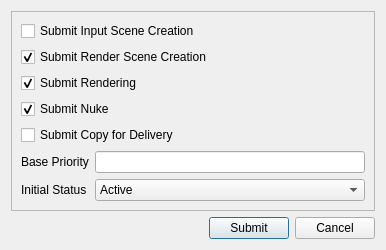
The window that plugins/RenderingPipelinePlugin/assets/submissionDialog.ui (compix/MetadataManager) describes before a commit, drawn with Qt 5.
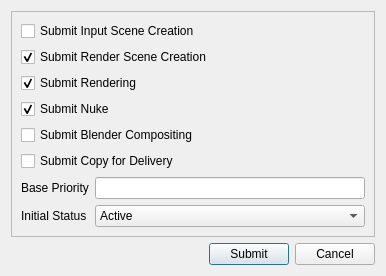
The same window after the commit.

Commit message: Support blender compositing jobs

The edit to the form file:
```diff
--- a/plugins/RenderingPipelinePlugin/assets/submissionDialog.ui
+++ b/plugins/RenderingPipelinePlugin/assets/submissionDialog.ui
@@ -10,7 +10,7 @@
     <x>0</x>
     <y>0</y>
     <width>386</width>
-    <height>229</height>
+    <height>258</height>
    </rect>
   </property>
   <property name="windowTitle">
@@ -63,6 +63,13 @@
         </property>
        </widget>
       </item>
+      <item>
+       <widget class="QCheckBox" name="submitBlenderCompositingCheckBox">
+        <property name="text">
+         <string>Submit Blender Compositing</string>
+        </property>
+       </widget>
+      </item>
       <item>
        <widget class="QCheckBox" name="submitCopyForDeliveryCheckBox">
         <property name="text">
```
The commit also changes 10 other files.
